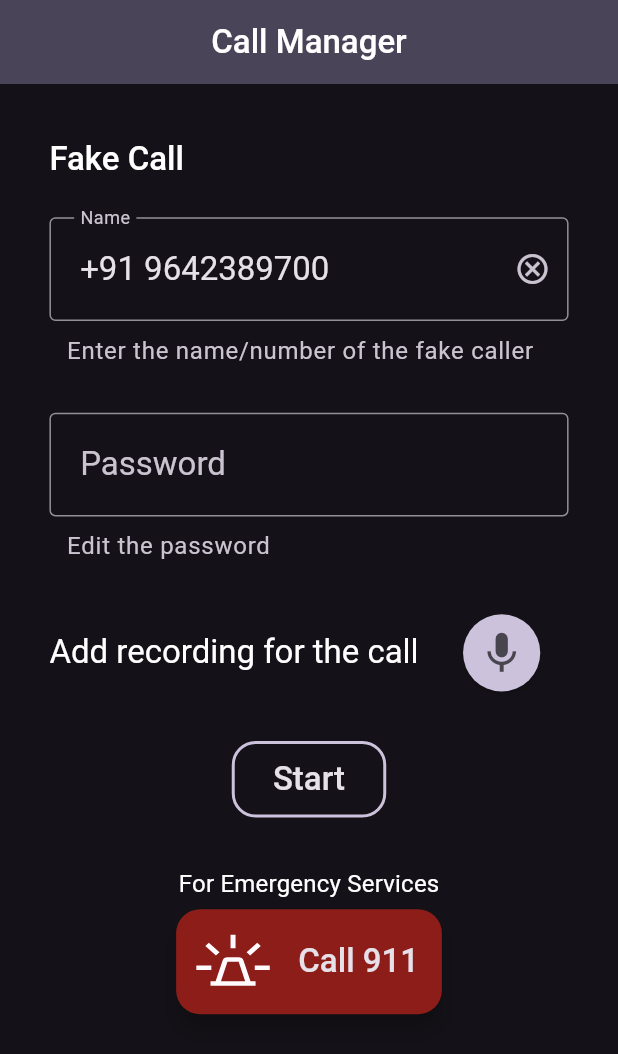
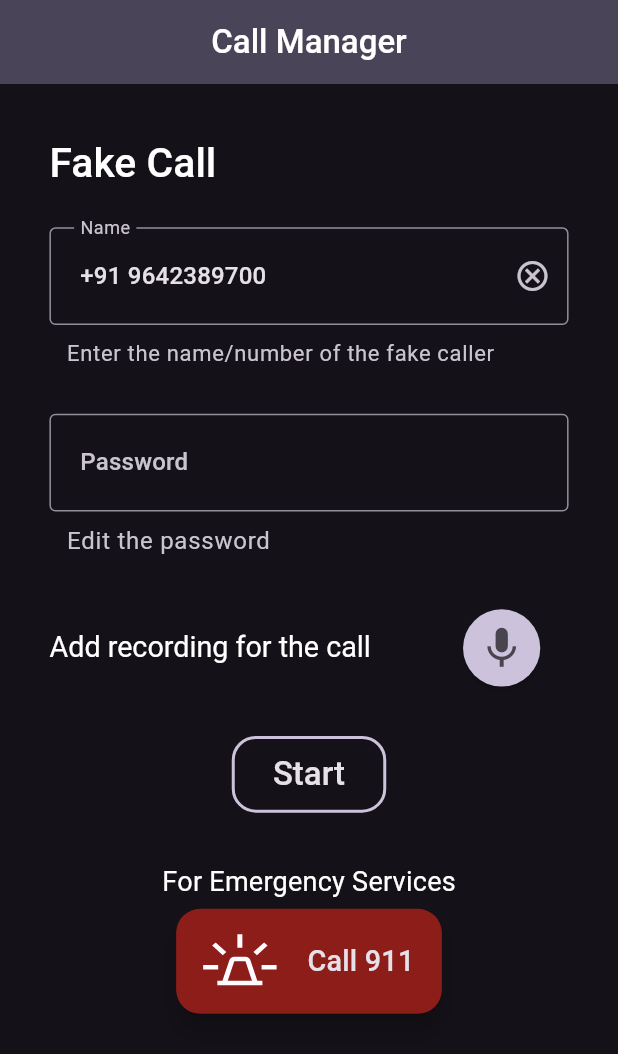
Before and after one commit to Sparsh-R17/SafeHER, a Flutter app: the CallScreen screen opened directly, on a phone screen of 412 x 824 dp. Shown: the top 1054 px of the screen. Run offline on Flutter 3.47's test engine with Material 2 defaults, Android fonts, the phone set to English and light mode, and no system bars; our stand-ins replace connectivity_plus, firebase_auth, firebase_core, firebase_database, flutter_svg, font_awesome_flutter and 4 more; missing offline and left inert: shake_event, tflite_flutter; accounts and stored records are empty; project files that could hold a hidden picture were left out.

Commit message:
CallScreen Responsiveness Updated

```diff
--- a/lib/screens/call_screen.dart
+++ b/lib/screens/call_screen.dart
@@ -31,14 +31,17 @@ class _CallScreenState extends State<CallScreen> {
       body: Column(
         crossAxisAlignment: CrossAxisAlignment.start,
         children: [
-          Padding(
+          Container(
             padding: EdgeInsets.only(
                 left: pageWidth * 0.08, top: pageHeight * 0.0438),
+            width: pageWidth * 0.35,
+            child: FittedBox(
               child: Text(
                 "Fake Call",
                 style: Theme.of(context).textTheme.titleLarge!.copyWith(
                       fontWeight: FontWeight.w500,
                       color: Colors.white,
+                    ),
               ),
             ),
           ),
@@ -52,7 +55,7 @@ class _CallScreenState extends State<CallScreen> {
                   FocusScope.of(context).unfocus();
                   FocusScope.of(context).nextFocus();
                 },
-                style: Theme.of(context).textTheme.titleLarge,
+                style: Theme.of(context).textTheme.titleMedium,
                 decoration: InputDecoration(
                     label: const Text("Name"),
                     border: const OutlineInputBorder(),
@@ -64,13 +67,18 @@ class _CallScreenState extends State<CallScreen> {
                       onPressed: () {},
                     )),
               )),
-          Padding(
+          Container(
+            alignment: Alignment.centerLeft,
             padding: EdgeInsets.only(
                 left: pageWidth * 0.108, top: pageHeight * 0.01),
+            width: pageWidth * 0.8,
+            child: FittedBox(
+              fit: BoxFit.contain,
               child: Text(
                 "Enter the name/number of the fake caller",
                 style: Theme.of(context).textTheme.bodyLarge!.copyWith(
                     color: Theme.of(context).colorScheme.onSurfaceVariant),
+              ),
             ),
           ),
           Padding(
@@ -79,7 +87,7 @@ class _CallScreenState extends State<CallScreen> {
                   top: pageHeight * 0.035,
                   right: pageWidth * 0.08),
               child: TextFormField(
-                style: Theme.of(context).textTheme.titleLarge,
+                style: Theme.of(context).textTheme.titleMedium,
                 obscureText: true,
                 keyboardType: TextInputType.number,
                 decoration: InputDecoration(
@@ -90,28 +98,37 @@ class _CallScreenState extends State<CallScreen> {
                       vertical: pageHeight * 0.025),
                 ),
               )),
-          Padding(
+          Container(
+            alignment: Alignment.centerLeft,
             padding: EdgeInsets.only(
                 left: pageWidth * 0.108, top: pageHeight * 0.01),
+            width: pageWidth * 0.65,
+            child: FittedBox(
+              fit: BoxFit.scaleDown,
               child: Text(
                 "Edit the password",
                 style: Theme.of(context).textTheme.bodyLarge!.copyWith(
                     color: Theme.of(context).colorScheme.onSurfaceVariant),
               ),
             ),
+          ),
           Row(
             mainAxisAlignment: MainAxisAlignment.spaceBetween,
             children: [
-              Padding(
+              Container(
                 padding: EdgeInsets.only(
                     left: pageWidth * 0.08, top: pageHeight * 0.04),
+                width: pageWidth * 0.6,
+                child: FittedBox(
+                  fit: BoxFit.contain,
                   child: Text(
                     "Add recording for the call",
                     style: Theme.of(context).textTheme.titleLarge!.copyWith(
                         color: Colors.white, fontWeight: FontWeight.w400),
                   ),
                 ),
-              Padding(
+              ),
+              Container(
                   padding: EdgeInsets.only(
                       top: pageHeight * 0.04, right: pageWidth * 0.09),
                   child: ElevatedButton(
@@ -153,12 +170,16 @@ class _CallScreenState extends State<CallScreen> {
           )),
           verticalSpacing(pageHeight * 0.04),
           Center(
+            child: SizedBox(
+              width: pageWidth * 0.475,
+              child: FittedBox(
+                fit: BoxFit.contain,
                 child: Text(
                   "For Emergency Services",
-              style: Theme.of(context)
-                  .textTheme
-                  .titleMedium!
-                  .copyWith(color: Colors.white, fontWeight: FontWeight.w400),
+                  style: Theme.of(context).textTheme.titleMedium!.copyWith(
+                      color: Colors.white, fontWeight: FontWeight.w400),
+                ),
+              ),
             ),
           ),
           verticalSpacing(pageHeight * 0.005),
@@ -171,15 +192,22 @@ class _CallScreenState extends State<CallScreen> {
                 onPressed: () {},
                 icon: SvgPicture.asset(
                   "assets/svg/e911.svg",
+                  fit: BoxFit.scaleDown,
+                  width: pageWidth * 0.138,
+                  height: pageHeight * 0.0625,
                 ),
                 label: Padding(
                   padding: EdgeInsets.only(left: pageWidth * 0.02),
+                  child: FittedBox(
+                    fit: BoxFit.contain,
                     child: Text(
                       'Call 911',
                       style: Theme.of(context)
                           .textTheme
-                        .titleLarge!
-                        .copyWith(fontWeight: FontWeight.w500),
+                          .titleMedium!
+                          .copyWith(fontWeight: FontWeight.w500)
+                          .apply(fontSizeFactor: 1.2),
+                    ),
                   ),
                 ),
               ),
--- a/lib/screens/home_screen.dart
+++ b/lib/screens/home_screen.dart
@@ -53,6 +53,7 @@ class HomeScreen extends StatelessWidget {
                         maxRadius: pageWidth * 0.09,
                         foregroundImage:
                             const AssetImage('assets/png/avatar_1.png'),
+                        // Image.network(_auth.currentUser!.photoURL!).image
                       ),
                     ),
                   ),
```
Lines whose indentation alone changed are shown as unchanged.
